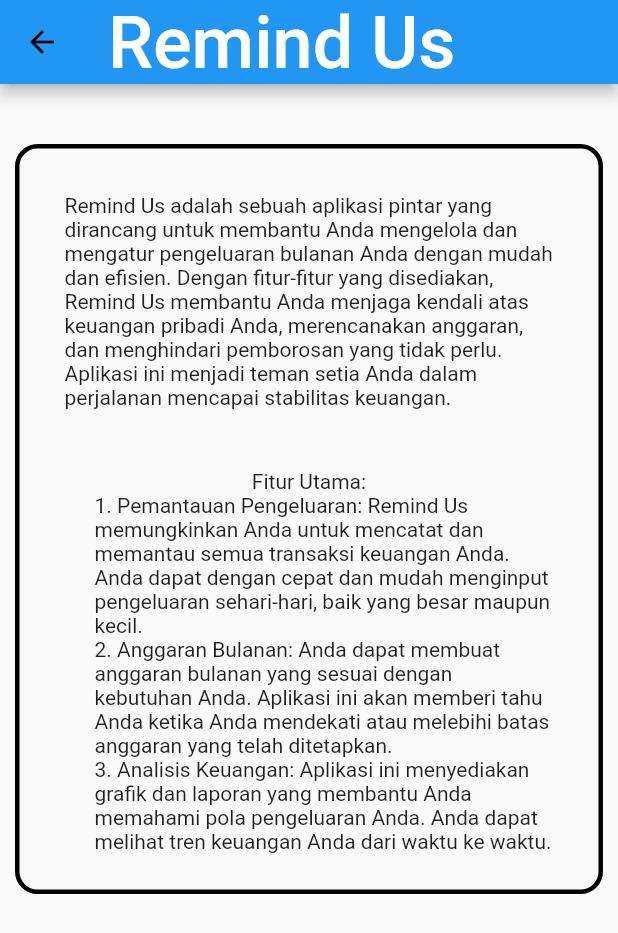
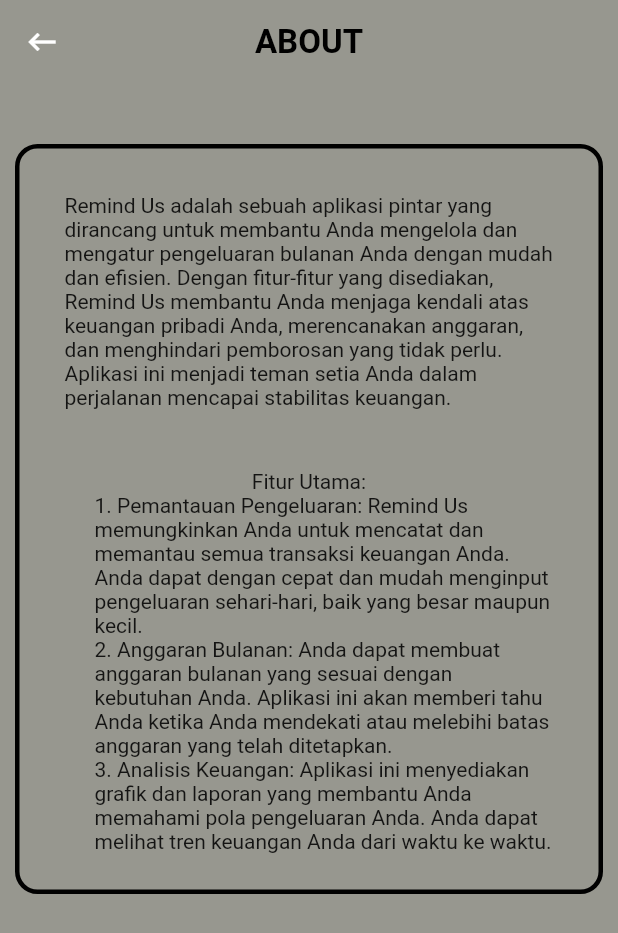
Before and after one commit to RolandRudiyanto/KelompokMyRemainder, a Flutter app: the About screen opened directly, on a phone screen of 412 x 824 dp. Shown: the top 933 px of the screen. Run offline on Flutter 3.47's test engine with Material 2 defaults, Android fonts, the phone set to English and light mode, and no system bars; our stand-ins replace shared_preferences, sqflite; accounts and stored records are empty.

Commit message:
Commit Close

```diff
--- a/lib/View/about.dart
+++ b/lib/View/about.dart
@@ -1,4 +1,5 @@
 import 'package:flutter/material.dart';
+import 'package:uts2/menu.dart';
 
 class About extends StatefulWidget {
 
@@ -10,13 +11,17 @@ class _AboutState extends State<About> {
   @override
   Widget build(BuildContext context) {
     return Scaffold(
+      backgroundColor: Color(0xff97978f),
       appBar: AppBar(
-        title: Text(
-          'Remind Us', style: TextStyle(fontSize: 48),
-        ),
-        leading: BackButton(
-          color: Colors.black,
-        ),
+        title: Text("About".toUpperCase(),style: TextStyle(color: Colors.black,fontSize: 22,fontWeight: FontWeight.w600,),),
+        centerTitle: true,
+        leading: IconButton(onPressed: (){
+          Navigator.of(context).push(
+              MaterialPageRoute(builder: (context) => Menu())
+          );
+        }, icon: Icon(Icons.keyboard_backspace_sharp)),
+        elevation: 0,
+        backgroundColor: Colors.transparent,
       ),
       body: Column(
         crossAxisAlignment: CrossAxisAlignment.start,
--- a/lib/View/home.dart
+++ b/lib/View/home.dart
@@ -38,6 +38,11 @@ class _HomeState extends State<Home> {
         appBar: AppBar(
           title: Text("Home".toUpperCase(),style: TextStyle(color: Colors.black,fontSize: 22,fontWeight: FontWeight.w600,),),
           centerTitle: true,
+          leading: IconButton(onPressed: (){
+            Navigator.of(context).push(
+                MaterialPageRoute(builder: (context) => About())
+            );
+          }, icon: Icon(Icons.info_outline)),
           elevation: 0,
           backgroundColor: Colors.transparent,
         ),
```
Also changed, not shown: lib/View/add_data.dart (+8 -5 lines), lib/View/belanja.dart (+5 -3 lines), lib/View/edit_data.dart (+10 -4 lines), lib/View/history.dart (+7 -3 lines), lib/View/view_screen.dart (+12 -5 lines), lib/data/database.dart (+5 -6 lines), lib/data/database_cart.dart (+8 -1 lines).
